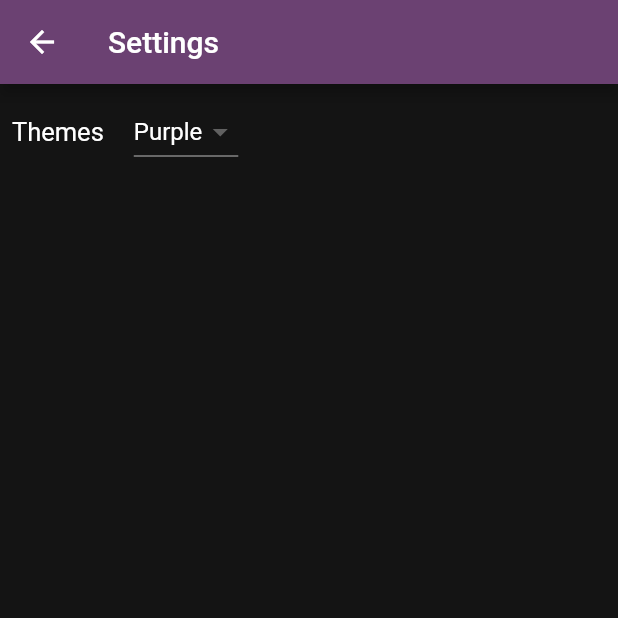
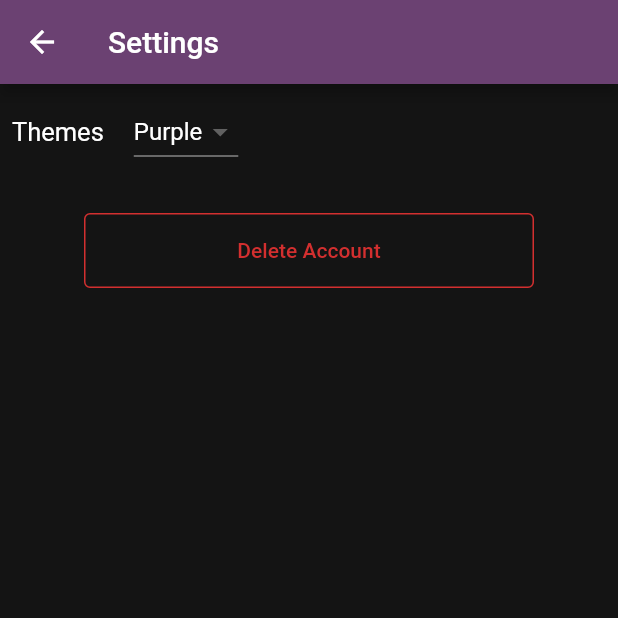
Before and after one commit to SunkenInTime/Boyant-Notes, a Flutter app: the SettingsView screen opened by its route, on a phone screen of 412 x 824 dp, the top half of it. Run offline on Flutter 3.47's test engine with Material 2 defaults, Android fonts, the phone set to English and light mode, and no system bars; our stand-ins replace cloud_firestore, firebase_auth, firebase_core, flutter_phoenix, hive, hive_flutter and 1 more; accounts and stored records are empty; network calls fail.

Commit message:
Added ability to delete accounts

```diff
--- a/lib/services/auth/auth_exceptions.dart
+++ b/lib/services/auth/auth_exceptions.dart
@@ -18,3 +18,5 @@ class GenericAuthException implements Exception {}
 class UserNotLoggedInAuthException implements Exception {}
 
 class PasswordResetAuthException implements Exception {}
+
+class AccoundDeletionAuthException implements Exception {}
--- a/lib/services/auth/auth_provider.dart
+++ b/lib/services/auth/auth_provider.dart
@@ -17,4 +17,5 @@ abstract class AuthProvider {
   Future<void> logOut();
   Future<void> sendVerification();
   Future<void> resetPassword({required String email});
+  Future<void> deleteAccount();
 }
--- a/lib/services/auth/auth_service.dart
+++ b/lib/services/auth/auth_service.dart
@@ -41,5 +41,10 @@ class AuthService implements AuthProvider {
   }
 
   @override
+  Future<void> deleteAccount() {
+    return provider.deleteAccount();
+  }
+
+  @override
   Future<void> initialize() => provider.initialize();
 }
--- a/lib/views/settings_view.dart
+++ b/lib/views/settings_view.dart
@@ -1,6 +1,10 @@
 import 'package:flutter/material.dart';
+import 'package:mynotes/constants/routes.dart';
+import 'package:mynotes/services/auth/auth_service.dart';
 
 import 'package:mynotes/services/hive/settings_service.dart';
+import 'package:mynotes/utilities/dialogs/delete_dialog.dart';
+import 'package:mynotes/views/main_ui.dart';
 
 import '../services/hive/boxes.dart';
 
@@ -57,7 +61,30 @@ class _SettingsViewState extends State<SettingsView> {
                 },
               ),
             ],
-          )
+          ),
+          createSpace(30),
+          SizedBox(
+            height: 50,
+            width: 300,
+            child: OutlinedButton(
+              onPressed: () async {
+                final shouldDelete = await showAcctDeleteDialog(context);
+
+                if (shouldDelete == true) {
+                  await AuthService.firebase().deleteAccount();
+                  if (!mounted) return;
+                  Navigator.of(context)
+                      .pushNamedAndRemoveUntil(loginRoute, (_) => false);
+                }
+              },
+              style: OutlinedButton.styleFrom(
+                  side: BorderSide(color: Colors.red.shade700)),
+              child: Text(
+                "Delete Account",
+                style: TextStyle(color: Colors.red.shade700),
+              ),
+            ),
+          ),
         ]),
       ),
     );
```
Also changed, not shown: lib/services/auth/firebase_auth_provider.dart (+13 -0 lines), lib/services/cloud/firebase_cloud_storage.dart (+19 -0 lines), lib/utilities/dialogs/delete_dialog.dart (+13 -0 lines), 5 other files.
